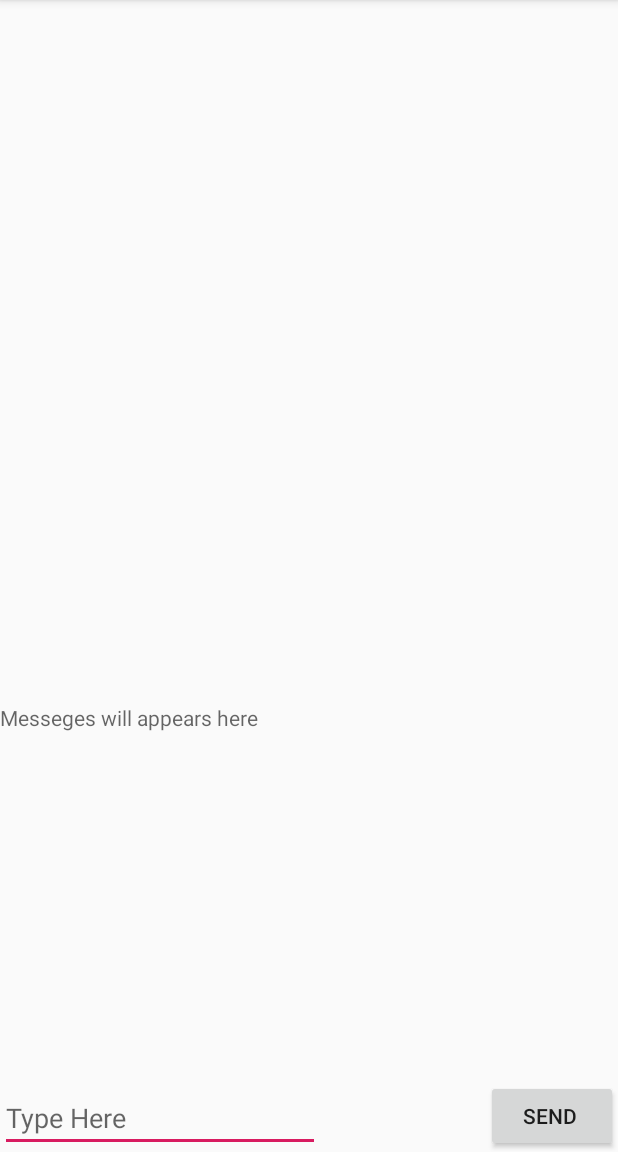
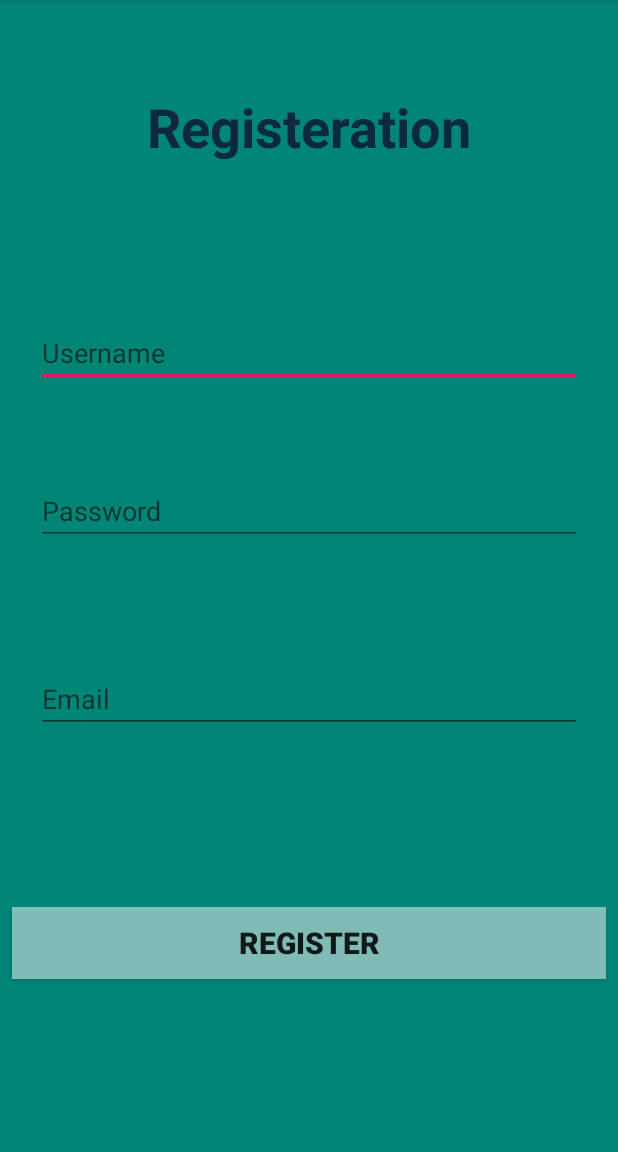
Before and after one commit to PICO443/MyChatApp, an Android app: the screen it shows after launch (MainActivity before the commit, RegActivity after it), after a tap on "SEND", on a phone screen of 412 x 824 dp, the part 84-1236 px from its top. Run offline under Robolectric (Android 15) with nearby library versions, the phone set to English and light mode, and no system bars; our stand-ins replace Firebase (no records; nobody signed in at launch, a user with empty details on screens opened directly).

Commit message:
Done with the Register UI and the Firebase side Removed the Firebase Tests from the MainActivity

```diff
--- a/app/build.gradle
+++ b/app/build.gradle
@@ -30,5 +30,6 @@ dependencies {
     implementation 'com.google.firebase:firebase-analytics'
     implementation 'com.google.firebase:firebase-storage'
     implementation 'com.google.firebase:firebase-database'
+    implementation 'com.google.firebase:firebase-auth'
 }
 apply plugin: 'com.google.gms.google-services'
--- a/app/src/main/AndroidManifest.xml
+++ b/app/src/main/AndroidManifest.xml
@@ -2,6 +2,7 @@
 <manifest xmlns:android="http://schemas.android.com/apk/res/android"
     package="com.example.CSCommunity">
 
+    <uses-permission android:name="android.permission.INTERNET"/>
     <application
         android:allowBackup="true"
         android:icon="@mipmap/ic_launcher"
--- a/app/src/main/java/com/example/CSCommunity/MainActivity.java
+++ b/app/src/main/java/com/example/CSCommunity/MainActivity.java
@@ -3,6 +3,7 @@ package com.example.CSCommunity;
 import androidx.annotation.NonNull;
 import androidx.appcompat.app.AppCompatActivity;
 
+import android.content.Intent;
 import android.os.Bundle;
 import android.view.View;
 import android.widget.EditText;
@@ -27,27 +28,10 @@ public class MainActivity extends AppCompatActivity {
     protected void onCreate(Bundle savedInstanceState) {
         super.onCreate(savedInstanceState);
         setContentView(R.layout.activity_main);
-        analytic = FirebaseAnalytics.getInstance(this);
-        mydatabase = FirebaseDatabase.getInstance().getReference("Message ");
-        myTextbox = findViewById(R.id.textbox);
-
-        mydatabase.addValueEventListener(new ValueEventListener() {
-            @Override
-            public void onDataChange(@NonNull DataSnapshot snapshot) {
-                myTextbox.setText(snapshot.getValue().toString());
-            }
-
-            @Override
-            public void onCancelled(@NonNull DatabaseError error) {
-                myTextbox.setText("CANCELED !");
-            }
-        });
     }
 
     public void sendMessege(View view){
-        myEditText = findViewById(R.id.myidit);
-        mydatabase.push().setValue(myEditText.getText().toString());
-        myEditText.setText("");
-
+        Intent main = new Intent(MainActivity.this,RegActivity.class);
+        startActivity(main);
     }
 }
--- a/app/src/main/res/layout/activity_reg.xml
+++ b/app/src/main/res/layout/activity_reg.xml
@@ -13,7 +13,7 @@
         android:layout_height="wrap_content"
         android:layout_marginTop="60dp"
         android:text="Registeration"
-        android:textColor="@color/common_google_signin_btn_text_dark_default"
+        android:textColor="#0D293E"
         android:textSize="36sp"
         android:textStyle="bold"
         app:layout_constraintEnd_toEndOf="parent"
```
Also changed, not shown: app/src/main/java/com/example/CSCommunity/RegActivity.java (+82 -0 lines).
